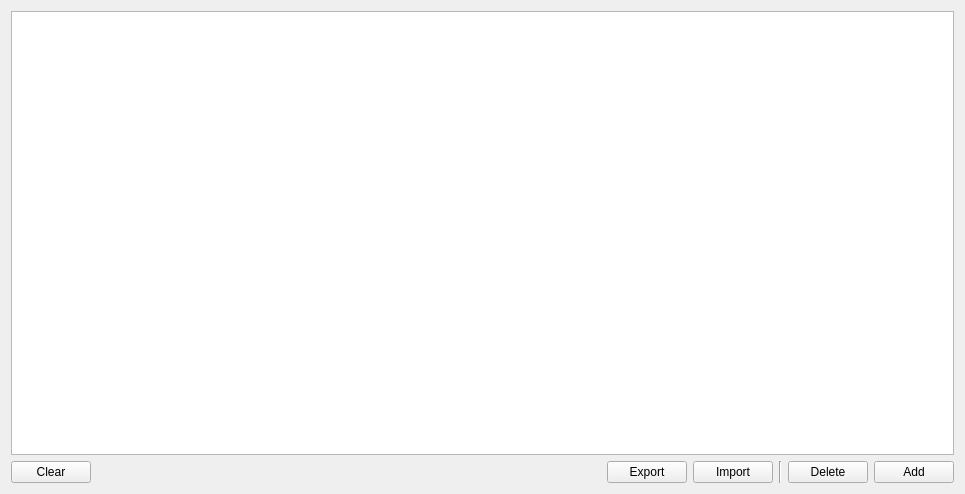
This is src/base/SAKBaseListWidget.ui in x-tools-author/x-tools as Qt 5 draws it before an edit. The edited form follows.
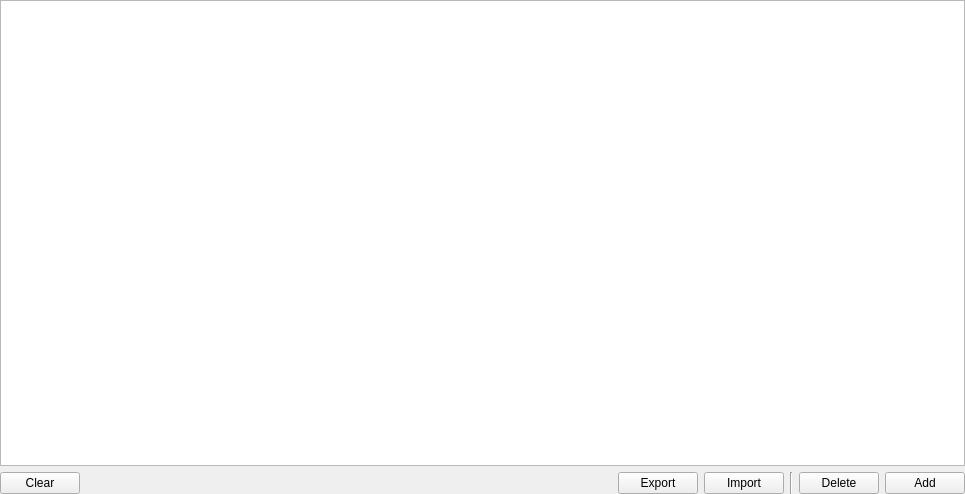
This is the edited form.

```diff
--- a/src/base/SAKBaseListWidget.ui
+++ b/src/base/SAKBaseListWidget.ui
@@ -14,6 +14,18 @@
    <string notr="true">Form</string>
   </property>
   <layout class="QGridLayout" name="gridLayout">
+   <property name="leftMargin">
+    <number>0</number>
+   </property>
+   <property name="topMargin">
+    <number>0</number>
+   </property>
+   <property name="rightMargin">
+    <number>0</number>
+   </property>
+   <property name="bottomMargin">
+    <number>0</number>
+   </property>
    <item row="1" column="0">
     <widget class="QPushButton" name="clearPushButton">
      <property name="text">
```
